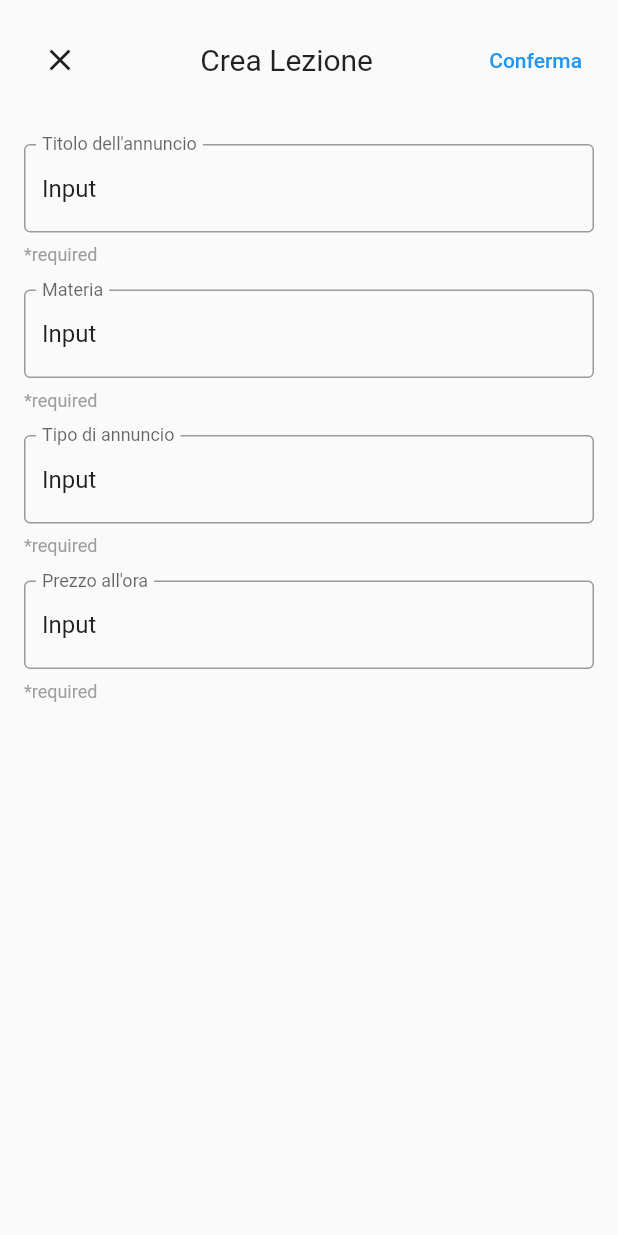
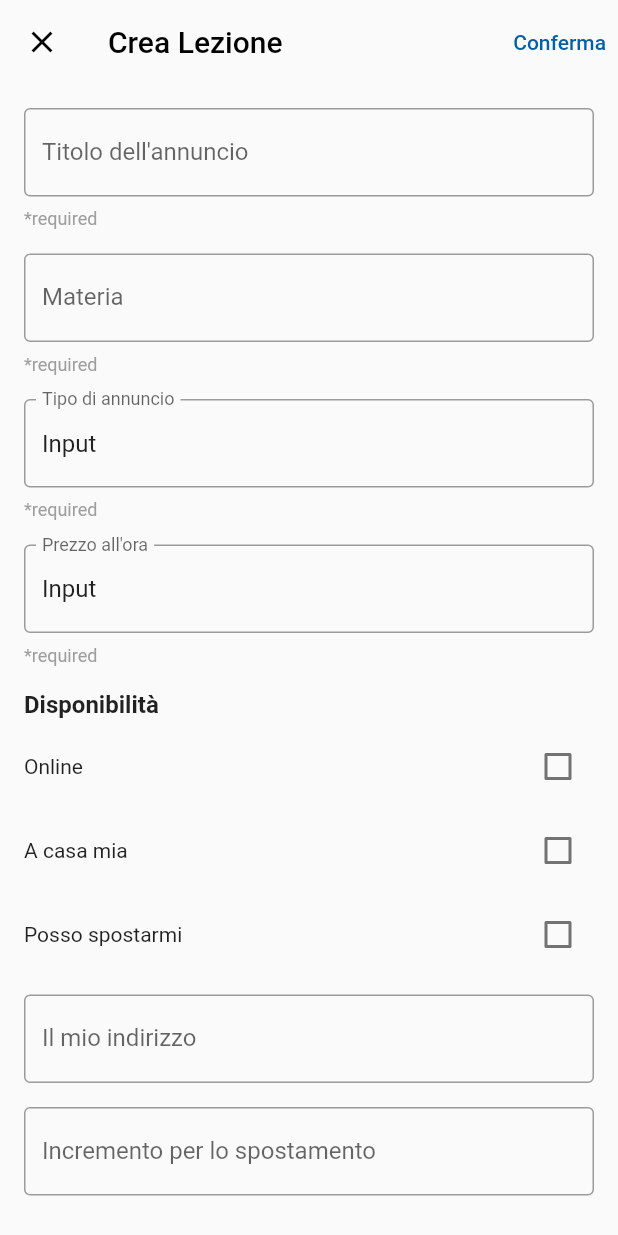
Before and after one commit to iTeach-App/mobile, a Flutter app: the CreateLecturePage screen opened directly, on a phone screen of 412 x 824 dp. Run offline on Flutter 3.47's test engine with Material 2 defaults, Android fonts, the phone set to English and light mode, and no system bars; our stand-ins replace flutter_spinkit.

Commit message:
Connected (still work to do) lectures and create_lectures pages

```diff
--- a/lib/views/create_lecture.dart
+++ b/lib/views/create_lecture.dart
@@ -1,53 +1,85 @@
 import 'package:flutter/material.dart';
-class CreateLecturePage extends StatelessWidget {
-  const CreateLecturePage({Key? key});
+
+class CreateLecturePage extends StatefulWidget {
+  final Map<String, dynamic>? initialData;
+
+  const CreateLecturePage({Key? key, this.initialData}) : super(key: key);
+
+  @override
+  _CreateLecturePageState createState() => _CreateLecturePageState();
+}
+
+class _CreateLecturePageState extends State<CreateLecturePage> {
+  TextEditingController _titleController = TextEditingController();
+  TextEditingController _subjectController = TextEditingController();
+  TextEditingController _myAddressController = TextEditingController();
+  TextEditingController _moneyForMoving = TextEditingController();
+
+  bool online = false;
+  bool casaMia = false;
+  bool possoSpostarmi = false;
+
+  @override
+  void initState() {
+    super.initState();
+
+    // Pre-fill the text fields with initial data
+    if (widget.initialData != null) {
+      _titleController.text = widget.initialData!['title'] ?? '';
+      _subjectController.text = widget.initialData!['subject'] ?? '';
+      online = widget.initialData!['online'] ?? false;
+      casaMia = widget.initialData!['casaMia'] ?? false;
+      possoSpostarmi = widget.initialData!['possoSpostarmi'] ?? false;
+    }
+  }
 
   @override
   Widget build(BuildContext context) {
     return Scaffold(
-      body: SingleChildScrollView(
-        child: Column(
-          children: [
-            // Row of elements at the top
-            Padding(
-              padding: const EdgeInsets.all(16.0),
-              child: Row(
-                mainAxisAlignment: MainAxisAlignment.spaceBetween,
-                children: [
-                  IconButton(
-                    icon: Icon(Icons.close),
+      appBar: AppBar(
+        backgroundColor: Theme.of(context).scaffoldBackgroundColor,
+        elevation: 0,
+        leading: IconButton(
+          icon: Icon(
+            Icons.close,
+            color: Colors.black,
+          ),
           onPressed: () {
             Navigator.pop(context);
           },
         ),
-                  Text(
+        title: Text(
           'Crea Lezione',
           style: TextStyle(
             fontSize: 20,
+            color: Colors.black,
           ),
         ),
+        actions: [
           TextButton(
             onPressed: () {
               // Add your functionality for the right text button here
+              _saveAndPop(); // Call this function to save the data and pop the page
             },
             child: Text(
               'Conferma',
               style: TextStyle(
-                        color: Colors.blue,
+                color: Color(0xFF0060A8),
               ),
             ),
           ),
         ],
       ),
-            ),
-            // Column of text input boxes
+      body: SingleChildScrollView(
+        child: Column(
+          children: [
             Padding(
               padding: const EdgeInsets.all(16.0),
               child: Column(
-                crossAxisAlignment: CrossAxisAlignment.stretch, // Stretch text input boxes to full width
+                crossAxisAlignment: CrossAxisAlignment.stretch,
                 children: [
                   TextFormField(
-                    initialValue: 'Input',
+                    controller: _titleController,
                     decoration: InputDecoration(
                       labelText: 'Titolo dell\'annuncio',
                       border: OutlineInputBorder(),
@@ -63,7 +95,7 @@ class CreateLecturePage extends StatelessWidget {
                   ),
                   SizedBox(height: 16.0),
                   TextFormField(
-                    initialValue: 'Input',
+                    controller: _subjectController,
                     decoration: InputDecoration(
                       labelText: 'Materia',
                       border: OutlineInputBorder(),
@@ -108,7 +140,52 @@ class CreateLecturePage extends StatelessWidget {
                       color: Colors.grey,
                       fontSize: 12.0,
                     ),
-                  )
+                  ),
+                  SizedBox(height: 16.0),
+                  // New "Disponibilità" text box
+                  Text(
+                    'Disponibilità',
+                    style: TextStyle(
+                      fontSize: 16.0,
+                      fontWeight: FontWeight.bold,
+                    ),
+                  ),
+                  SizedBox(height: 8.0),
+                  // Three tickable options with descriptions on the left and checkboxes on the right
+                  buildCheckboxOption('Online', online, (value) {
+                    setState(() {
+                      online = value ?? false;
+                    });
+                  }),
+                  SizedBox(height: 8.0),
+                  buildCheckboxOption('A casa mia', casaMia, (value) {
+                    setState(() {
+                      casaMia = value ?? false;
+                    });
+                  }),
+                  SizedBox(height: 8.0),
+                  buildCheckboxOption('Posso spostarmi', possoSpostarmi, (value) {
+                    setState(() {
+                      possoSpostarmi = value ?? false;
+                    });
+                  }),
+                  SizedBox(height: 16.0),
+                  // Two additional text input boxes with the same style
+                  TextFormField(
+                    controller: _myAddressController,
+                    decoration: InputDecoration(
+                      labelText: 'Il mio indirizzo',
+                      border: OutlineInputBorder(),
+                    ),
+                  ),
+                  SizedBox(height: 16.0),
+                  TextFormField(
+                    controller: _moneyForMoving,
+                    decoration: InputDecoration(
+                      labelText: 'Incremento per lo spostamento',
+                      border: OutlineInputBorder(),
+                    ),
+                  ),
                 ],
               ),
             ),
@@ -117,4 +194,33 @@ class CreateLecturePage extends StatelessWidget {
       ),
     );
   }
+
+  Widget buildCheckboxOption(String title, bool value, void Function(bool?) onChanged) {
+    return Row(
+      mainAxisAlignment: MainAxisAlignment.spaceBetween,
+      children: [
+        Text(title),
+        Checkbox(
+          value: value,
+          onChanged: onChanged,
+          activeColor: Color(0xFF7643B5), // Set the custom checkmark color
+        ),
+      ],
+    );
   }
+
+  // Function to save data and pop the page
+  void _saveAndPop() {
+    // Save the data you want to pass back to the previous screen
+    Map<String, dynamic> data = {
+      'title': _titleController.text,
+      'subject': _subjectController.text,
+      'online': online,
+      'casaMia': casaMia,
+      'possoSpostarmi': possoSpostarmi,
+    };
+
+    // Pop the current page and pass back the data
+    Navigator.pop(context, data);
+  }
+}
```
Also changed, not shown: lib/views/lectures.dart (+79 -8 lines). Lines whose indentation alone changed are shown as unchanged.
